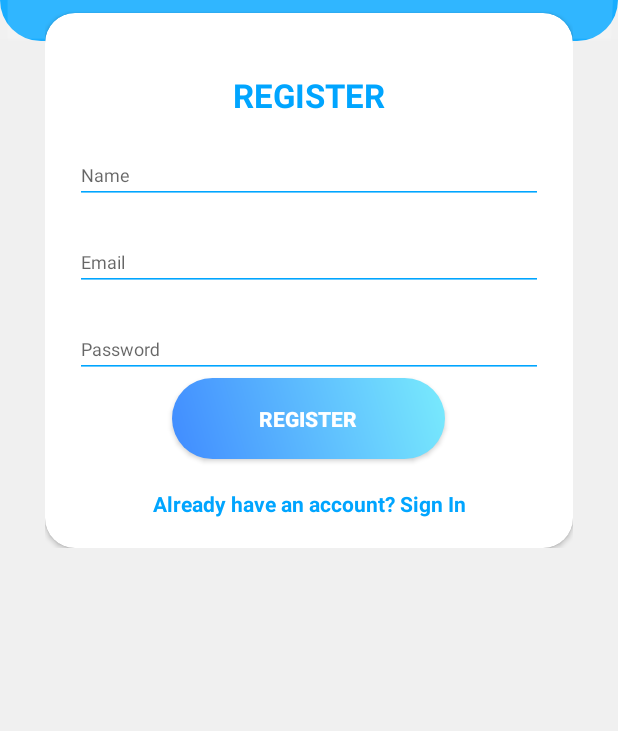
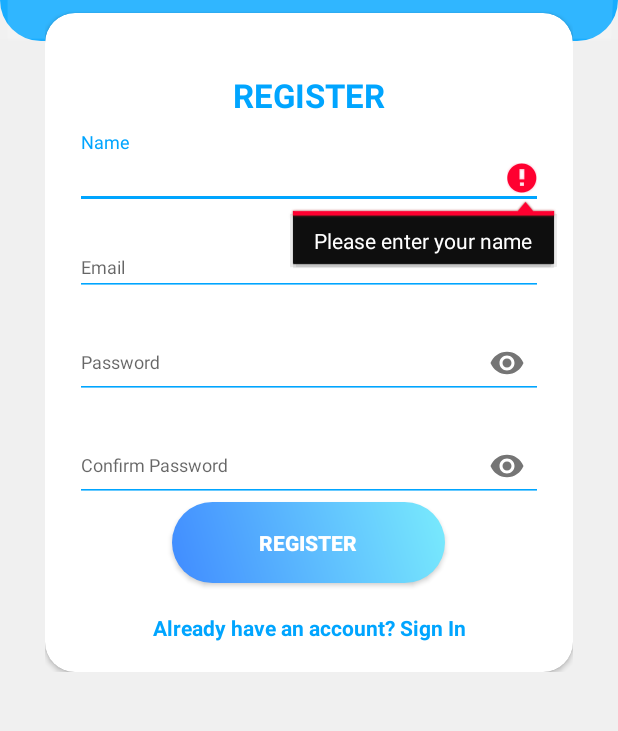
Before and after one commit to nibraaska/Slife, an Android app: the RegisterActivity screen opened directly, with no data from a screen before it, after a tap on "REGISTER", on a phone screen of 412 x 824 dp, the part 211-942 px from its top. Run offline under Robolectric (Android 15) with nearby library versions, the phone set to English and light mode, and no system bars; our stand-ins replace Firebase (no records; nobody signed in at launch, a user with empty details on screens opened directly).

Commit message:
Finished register

```diff
--- a/app/build.gradle
+++ b/app/build.gradle
@@ -29,11 +29,14 @@ dependencies {
     implementation 'androidx.core:core-ktx:1.0.2'
     implementation 'com.google.android.material:material:1.0.0'
     implementation 'androidx.constraintlayout:constraintlayout:1.1.3'
-    implementation 'com.google.firebase:firebase-core:17.0.0'
     implementation 'androidx.legacy:legacy-support-v4:1.0.0'
     testImplementation 'junit:junit:4.12'
     androidTestImplementation 'androidx.test:runner:1.2.0'
     androidTestImplementation 'androidx.test.espresso:espresso-core:3.2.0'
+
+    implementation 'com.google.firebase:firebase-auth:18.0.0'
+    implementation 'com.google.android.gms:play-services-auth:17.0.0'
+    implementation 'com.google.firebase:firebase-core:17.0.0'
 
     //navigation component
     implementation 'android.arch.navigation:navigation-fragment-ktx:1.0.0'
--- a/app/src/main/java/com/slife/slife/onboarding/LoginActivity.kt
+++ b/app/src/main/java/com/slife/slife/onboarding/LoginActivity.kt
@@ -35,17 +35,13 @@ class LoginActivity: AppCompatActivity() {
     }
 
     private fun setUp(){
-        // Make it full screen
         requestWindowFeature(Window.FEATURE_NO_TITLE)
         window.setFlags(
             WindowManager.LayoutParams.FLAG_FULLSCREEN,
             WindowManager.LayoutParams.FLAG_FULLSCREEN)
-
-        // Hides action bar
         supportActionBar!!.hide()
     }
 
-    // Saves so on boarding doesn't happen again
     private fun savePrefsData() {
         val pref = applicationContext.getSharedPreferences("myPrefs", Context.MODE_PRIVATE)
         pref.edit().putBoolean("openedBefore", true).apply()
--- a/app/src/main/java/com/slife/slife/onboarding/RegisterActivity.kt
+++ b/app/src/main/java/com/slife/slife/onboarding/RegisterActivity.kt
@@ -1,50 +1,125 @@
 package com.slife.slife.onboarding
 
 import android.content.Context
+import android.content.Intent
 import android.os.Bundle
+import android.util.Patterns
 import android.view.View
 import android.view.ViewStub
 import android.view.Window
 import android.view.WindowManager
-import android.widget.Button
+import android.widget.*
 import androidx.appcompat.app.AppCompatActivity
+import com.google.firebase.auth.FirebaseAuth
 import com.slife.slife.R
+
 
 class RegisterActivity: AppCompatActivity() {
 
-    private lateinit var Registerbutton: Button
-
     private lateinit var viewStub: ViewStub
     private lateinit var inflatedView: View
+
+    private lateinit var auth: FirebaseAuth
+
+    private lateinit var registerBtn: Button
+    private lateinit var name: EditText
+    private lateinit var email: EditText
+    private lateinit var password: EditText
+    private lateinit var confirmPassword: EditText
+    private lateinit var pb: ProgressBar
+    private lateinit var alreadyCreated: TextView
+
 
     override fun onCreate(savedInstanceState: Bundle?) {
         super.onCreate(savedInstanceState)
         setUp()
         setContentView(R.layout.activity_login)
 
+        auth = FirebaseAuth.getInstance()
+
         viewStub = findViewById(R.id.layout_stub)
         viewStub.layoutResource = R.layout.layout_register
         inflatedView = viewStub.inflate()
 
-        Registerbutton = inflatedView.findViewById(R.id.registerBtn)
+        inflatedView.let {
+            registerBtn = it.findViewById(R.id.registerBtn)
+            name = it.findViewById(R.id.nameRegister)
+            email = it.findViewById(R.id.emailRegister)
+            password = it.findViewById(R.id.passwordRegister)
+            confirmPassword = it.findViewById(R.id.passwordRegisterConfirm)
+            pb = it.findViewById(R.id.progressRegister)
+            alreadyCreated = it.findViewById(R.id.alreadyCreated)
+        }
 
-        Registerbutton.setOnClickListener {
-            savePrefsData()
+        registerBtn.setOnClickListener {
+            checkFieldsAndCreate()
+        }
+
+        alreadyCreated.setOnClickListener {
+            val loginActivity = Intent(applicationContext, LoginActivity::class.java)
+            startActivity(loginActivity)
+            finish()
         }
     }
 
     private fun setUp(){
-        // Make it full screen
         requestWindowFeature(Window.FEATURE_NO_TITLE)
         window.setFlags(
             WindowManager.LayoutParams.FLAG_FULLSCREEN,
             WindowManager.LayoutParams.FLAG_FULLSCREEN)
-
-        // Hides action bar
         supportActionBar!!.hide()
     }
 
-    // Saves so on boarding doesn't happen again
+    private fun checkFieldsAndCreate(){
+        val myEmail = email.text.toString()
+        val myPassword = password.text.toString()
+        val mycPassword = confirmPassword.text.toString()
+        val myName = name.text.toString()
+
+        if(myName.isEmpty()){
+            name.error = "Please enter your name"
+            name.requestFocus()
+        }
+        else if(myEmail.isEmpty()){
+            email.error = "Please enter your email"
+            email.requestFocus()
+        }
+        else if(!Patterns.EMAIL_ADDRESS.matcher(myEmail).matches()){
+            email.error = "Please enter a valid email"
+            email.requestFocus()
+        }
+        else if(myPassword.isEmpty()){
+            password.error = "Please enter your password"
+            password.requestFocus()
+        }
+        else if(mycPassword.isEmpty()){
+            confirmPassword.error = "Please enter your password again"
+            confirmPassword.requestFocus()
+        }
+        else if(myPassword != mycPassword){
+            confirmPassword.error = "Passwords need to match"
+            confirmPassword.requestFocus()
+        } else {
+            pb.visibility = View.VISIBLE
+            createUser()
+        }
+    }
+
+    private fun createUser(){
+        pb.visibility = View.VISIBLE
+        auth.createUserWithEmailAndPassword(email.text.toString(), password.text.toString())
+            .addOnCompleteListener(this
+            ) { p0 ->
+                pb.visibility = View.GONE
+                if (p0.isSuccessful) {
+                    savePrefsData()
+                    Toast.makeText(this@RegisterActivity, "createUserWithEmail:", Toast.LENGTH_SHORT).show()
+                } else {
+                    Toast.makeText(this@RegisterActivity, "Authentication failed.", Toast.LENGTH_SHORT).show()
+                }
+            }
+    }
+
     private fun savePrefsData() {
         val pref = applicationContext.getSharedPreferences("myPrefs", Context.MODE_PRIVATE)
         pref.edit().putBoolean("openedBefore", true).apply()
--- a/app/src/main/res/layout/activity_login.xml
+++ b/app/src/main/res/layout/activity_login.xml
@@ -4,6 +4,7 @@
                 android:orientation="vertical"
                 style="@style/loginParent"
                 tools:context="com.slife.slife.onboarding.RegisterActivity">
+
     <ScrollView
             style="@style/parent">
 
--- a/app/src/main/res/layout/layout_register.xml
+++ b/app/src/main/res/layout/layout_register.xml
@@ -9,6 +9,14 @@
         android:layout_marginTop="@dimen/loginViewsMargin"
         android:layout_marginBottom="@dimen/loginViewsMargin"
         android:background="@color/whiteCardColor">
+
+    <ProgressBar
+            android:id="@+id/progressRegister"
+            android:layout_width="wrap_content"
+            android:visibility="gone"
+            android:layout_height="wrap_content"
+            android:layout_gravity="center"
+    />
 
     <LinearLayout
             style="@style/linearParent"
@@ -24,6 +32,7 @@
                 style="@style/parent"
                 android:layout_marginTop="@dimen/signup_text_margin_top">
             <EditText
+                    android:id="@+id/nameRegister"
                     style="@style/modifiedEditText"
                     android:inputType="text"
                     android:maxLines="1"
@@ -34,6 +43,7 @@
                 style="@style/parent"
                 android:layout_marginTop="@dimen/signup_text_margin_top">
             <EditText
+                    android:id="@+id/emailRegister"
                     style="@style/modifiedEditText"
                     android:inputType="textEmailAddress"
                     android:maxLines="1"
@@ -42,10 +52,24 @@
 
         <com.google.android.material.textfield.TextInputLayout
                 style="@style/parent"
-            android:layout_marginTop="@dimen/signup_text_margin_top">
+                android:layout_marginTop="@dimen/signup_text_margin_top"
+                app:passwordToggleEnabled="true">
             <EditText
+                    android:id="@+id/passwordRegister"
                     style="@style/modifiedEditText"
                     android:hint="@string/login_password_hint"
+                    android:maxLines="1"
+                    android:inputType="textPassword"/>
+        </com.google.android.material.textfield.TextInputLayout>
+
+        <com.google.android.material.textfield.TextInputLayout
+                style="@style/parent"
+                android:layout_marginTop="@dimen/signup_text_margin_top"
+                app:passwordToggleEnabled="true">
+            <EditText
+                    android:id="@+id/passwordRegisterConfirm"
+                    style="@style/modifiedEditText"
+                    android:hint="@string/login_password_confirm_hint"
                     android:maxLines="1"
                     android:inputType="textPassword"/>
         </com.google.android.material.textfield.TextInputLayout>
@@ -54,10 +78,11 @@
                 android:id="@+id/registerBtn"
                 style="@style/loginButton"
                 android:layout_gravity="center"
-            android:text="Register" />
+                android:text="Register"/>
 
         <TextView
                 style="@style/parent"
+                android:id="@+id/alreadyCreated"
                 android:textAlignment="center"
                 android:textStyle="bold"
                 android:textColor="@color/primaryTextColor"
--- a/app/src/main/res/values/strings.xml
+++ b/app/src/main/res/values/strings.xml
@@ -17,6 +17,7 @@
     <string name="register">REGISTER</string>
     <string name="login_email_hint">Email</string>
     <string name="login_password_hint">Password</string>
+    <string name="login_password_confirm_hint">Confirm Password</string>
     <string name="signup_login_hint">Already have an account? Sign In</string>
     <string name="login_signup_hint">Don\'t have an account? Sign Up</string>
 </resources>
```
Also changed, not shown: app/src/main/java/com/slife/slife/onboarding/IntroActivity.kt (+0 -16 lines), app/src/main/res/layout/layout_login.xml (+7 -0 lines). Lines whose indentation alone changed are shown as unchanged.
